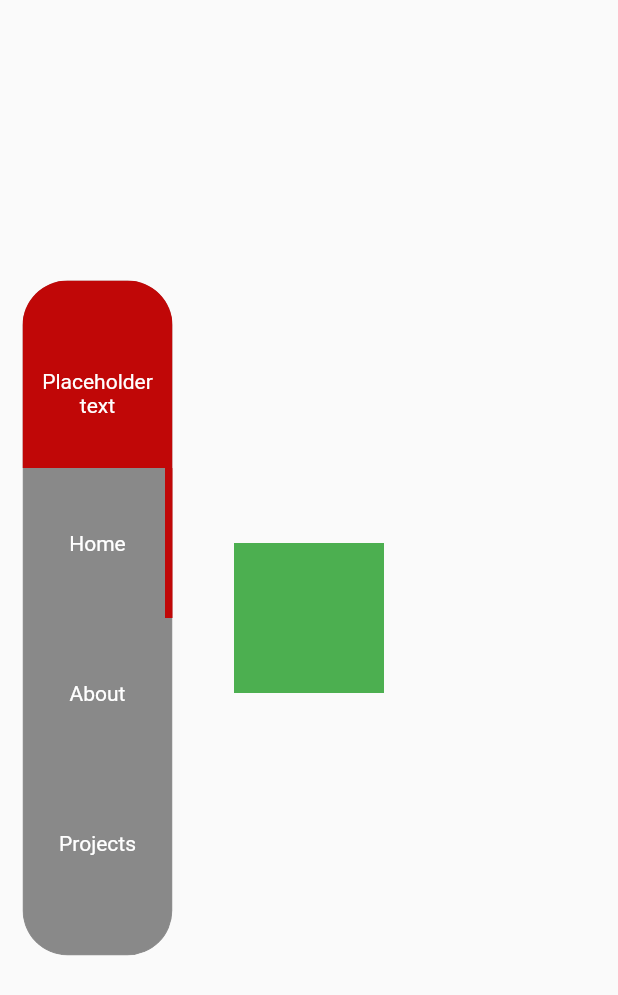
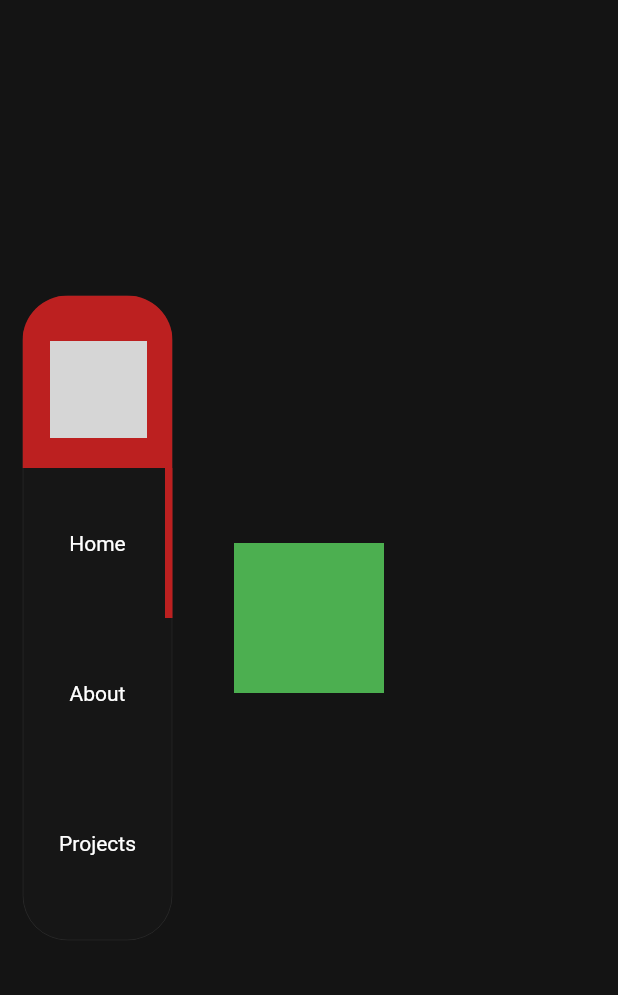
Before and after one commit to Redomic/redomic-portfolio, a Flutter app: the DesktopView screen opened directly, on a phone screen of 412 x 824 dp. Shown: the top 995 px of the screen. Run offline on Flutter 3.47's test engine with Material 2 defaults, Android fonts, the phone set to English and light mode, and no system bars; grey boxes are pictures that could not be loaded.

Commit message:
add logo files and fix navbar height

```diff
--- a/lib/constants/user_colors.dart
+++ b/lib/constants/user_colors.dart
@@ -4,5 +4,5 @@ class UserColors {
   static const Color navBarColor = Color(0xff181818);
   static const Color navBarBorderColor = Color(0xff212121);
   static const Color backgroundColor = Color(0xff141414);
-  static const Color accentRedColor = Color(0xffc00707);
+  static const Color accentRedColor = Color(0xffbc2020);
 }
--- a/lib/constants/user_config.dart
+++ b/lib/constants/user_config.dart
@@ -1,4 +1,4 @@
 class NavbarConfig {
   static double navbarWidth = 100.0;
-  static double navbarHeight = 450.0;
+  static double navbarHeight = 430.0;
 }
--- a/lib/pages/about_page.dart
+++ b/lib/pages/about_page.dart
@@ -13,10 +13,15 @@ class AboutPage extends StatelessWidget {
 
   @override
   Widget build(BuildContext context) {
-    return Container(
-      width: screenWidth,
-      height: screenHeight,
-      decoration: BoxDecoration(color: UserColors.backgroundColor),
+    return Scaffold(
+      backgroundColor: Colors.transparent,
+      body: Center(
+        child: Container(
+          width: 100,
+          height: 100,
+          decoration: BoxDecoration(color: Colors.blue),
+        ),
+      ),
     );
   }
 }
--- a/lib/pages/home_page.dart
+++ b/lib/pages/home_page.dart
@@ -1,4 +1,6 @@
 import 'package:flutter/material.dart';
+
+import '../constants/user_colors.dart';
 
 class HomePage extends StatelessWidget {
   final double screenWidth;
@@ -9,6 +11,7 @@ class HomePage extends StatelessWidget {
   @override
   Widget build(BuildContext context) {
     return Scaffold(
+      backgroundColor: Colors.transparent,
       body: Center(
         child: Container(
           width: 100,
--- a/lib/pages/projects_page.dart
+++ b/lib/pages/projects_page.dart
@@ -13,10 +13,15 @@ class ProjectsPage extends StatelessWidget {
 
   @override
   Widget build(BuildContext context) {
-    return Container(
-      width: screenWidth,
-      height: screenHeight,
-      decoration: BoxDecoration(color: UserColors.backgroundColor),
+    return Scaffold(
+      backgroundColor: Colors.transparent,
+      body: Center(
+        child: Container(
+          width: 100,
+          height: 100,
+          decoration: BoxDecoration(color: Colors.red),
+        ),
+      ),
     );
   }
 }
--- a/lib/providers/page_controller.dart
+++ b/lib/providers/page_controller.dart
@@ -29,11 +29,11 @@ class UserPageControllerProvider with ChangeNotifier {
     final int barPosition = getCurrentPage;
     final double navbarWidth = NavbarConfig.navbarWidth;
     if (barPosition == 0) {
-      return navbarWidth + 25;
+      return navbarWidth + 15;
     } else if (barPosition == 1) {
-      return (navbarWidth * 2) + 25;
+      return (navbarWidth * 2) + 15;
     } else {
-      return (navbarWidth * 3) + 25;
+      return (navbarWidth * 3) + 15;
     }
   }
 }
--- a/lib/widgets/desktop_nav_bar.dart
+++ b/lib/widgets/desktop_nav_bar.dart
@@ -21,12 +21,44 @@ class _DesktopNavbarState extends State<DesktopNavbar> {
 
   @override
   Widget build(BuildContext context) {
-    return Align(
-      alignment: Alignment.centerLeft,
-      child: Stack(
+    return Stack(
       children: [
         // NAVBAR BACKGROUND CONTAINER
-          ClipRRect(
+        NavbarContainerHolder(
+          navbarHeight: navbarHeight,
+          navbarWidth: navbarWidth,
+        ),
+        // TOP BUTTON HOLDER
+        NavbarTopButtonHolder(
+          navbarWidth: navbarWidth,
+        ),
+        // BUTTON SLIDER
+        NavbarSliderHolder(
+          navbarWidth: navbarWidth,
+        ),
+        // NAVBAR BUTTONS HOLDER
+        NavbarButtonsHolder(
+          navbarWidth,
+          navbarHeight,
+        ),
+      ],
+    );
+  }
+}
+
+class NavbarContainerHolder extends StatelessWidget {
+  const NavbarContainerHolder({
+    Key? key,
+    required this.navbarHeight,
+    required this.navbarWidth,
+  }) : super(key: key);
+
+  final double navbarHeight;
+  final double navbarWidth;
+
+  @override
+  Widget build(BuildContext context) {
+    return ClipRRect(
       borderRadius: BorderRadius.all(
         Radius.circular(30),
       ),
@@ -47,20 +79,58 @@ class _DesktopNavbarState extends State<DesktopNavbar> {
           ),
         ),
       ),
-          ),
+    );
+  }
+}
+
+class NavbarTopButtonHolder extends StatelessWidget {
+  const NavbarTopButtonHolder({
+    Key? key,
+    required this.navbarWidth,
+  }) : super(key: key);
+
+  final double navbarWidth;
+
+  @override
+  Widget build(BuildContext context) {
+    return Stack(
+      children: [
         ClipRRect(
           borderRadius: BorderRadius.only(
             topRight: Radius.circular(30),
             topLeft: Radius.circular(30),
           ),
           child: Container(
-              height: navbarWidth + 25,
+            height: navbarWidth + 15,
             width: navbarWidth,
             color: UserColors.accentRedColor,
           ),
         ),
-          // BUTTON SLIDER
-          Consumer<UserPageControllerProvider>(
+        Positioned(
+          top: 30,
+          left: 18,
+          child: Container(
+            height: navbarWidth - 35,
+            width: navbarWidth - 35,
+            child: Image.asset('userlogo.png'),
+          ),
+        ),
+      ],
+    );
+  }
+}
+
+class NavbarSliderHolder extends StatelessWidget {
+  const NavbarSliderHolder({
+    Key? key,
+    required this.navbarWidth,
+  }) : super(key: key);
+
+  final double navbarWidth;
+
+  @override
+  Widget build(BuildContext context) {
+    return Consumer<UserPageControllerProvider>(
       builder: (context, provider, child) {
         final double getPosition = provider.pageSliderPositionLogic();
         return AnimatedPositioned(
@@ -77,11 +147,6 @@ class _DesktopNavbarState extends State<DesktopNavbar> {
           ),
         );
       },
-          ),
-          // NAVBAR BUTTONS HOLDER
-          NavbarButtonsHolder(navbarWidth, navbarHeight),
-        ],
-      ),
     );
   }
 }
--- a/lib/widgets/desktop_nav_bar_item.dart
+++ b/lib/widgets/desktop_nav_bar_item.dart
@@ -27,6 +27,8 @@ class DesktopNavbarButtonItem extends StatelessWidget {
         );
         pageProvider.changePageIndexTo(index);
       },
+      splashColor: Colors.transparent,
+      highlightColor: Colors.transparent,
       child: Container(
         height: navbarWidth,
         width: navbarWidth,
@@ -51,16 +53,16 @@ class DesktopNavbarLogoItem extends StatelessWidget {
   Widget build(BuildContext context) {
     return InkWell(
       onTap: () {},
+      splashColor: Colors.transparent,
+      highlightColor: Colors.transparent,
       child: Container(
         height: navbarWidth,
         width: navbarWidth,
-        child: Center(
-          child: Text(
-            'Placeholder text',
-            textAlign: TextAlign.center,
-            style: TextStyle(color: Colors.white),
-          ),
-        ),
+        // child: Center(
+        //   child: Image.asset(
+        //     'userlogo.png',
+        //   ),
+        // ),
       ),
     );
   }
--- a/lib/widgets/desktop_view.dart
+++ b/lib/widgets/desktop_view.dart
@@ -1,4 +1,6 @@
 import 'package:flutter/material.dart';
+
+import '../constants/user_colors.dart';
 
 import 'desktop_nav_bar.dart';
 import '../pages/master_page.dart';
@@ -12,6 +14,7 @@ class _DesktopViewState extends State<DesktopView> {
   @override
   Widget build(BuildContext context) {
     return Scaffold(
+      backgroundColor: UserColors.backgroundColor,
       body: Stack(
         alignment: Alignment.centerLeft,
         children: [
--- a/pubspec.yaml
+++ b/pubspec.yaml
@@ -41,9 +41,8 @@ flutter:
   # the material Icons class.
   uses-material-design: true
   # To add assets to your application, add an assets section, like this:
-  # assets:
-  #   - images/a_dot_burr.jpeg
-  #   - images/a_dot_ham.jpeg
+  assets:
+    - assets/
   # An image asset can refer to one or more resolution-specific "variants", see
   # https://flutter.dev/assets-and-images/#resolution-aware.
   # For details regarding adding assets from package dependencies, see
```
Also changed, not shown: assets/userlogo.png (added). Lines whose indentation alone changed are shown as unchanged.
